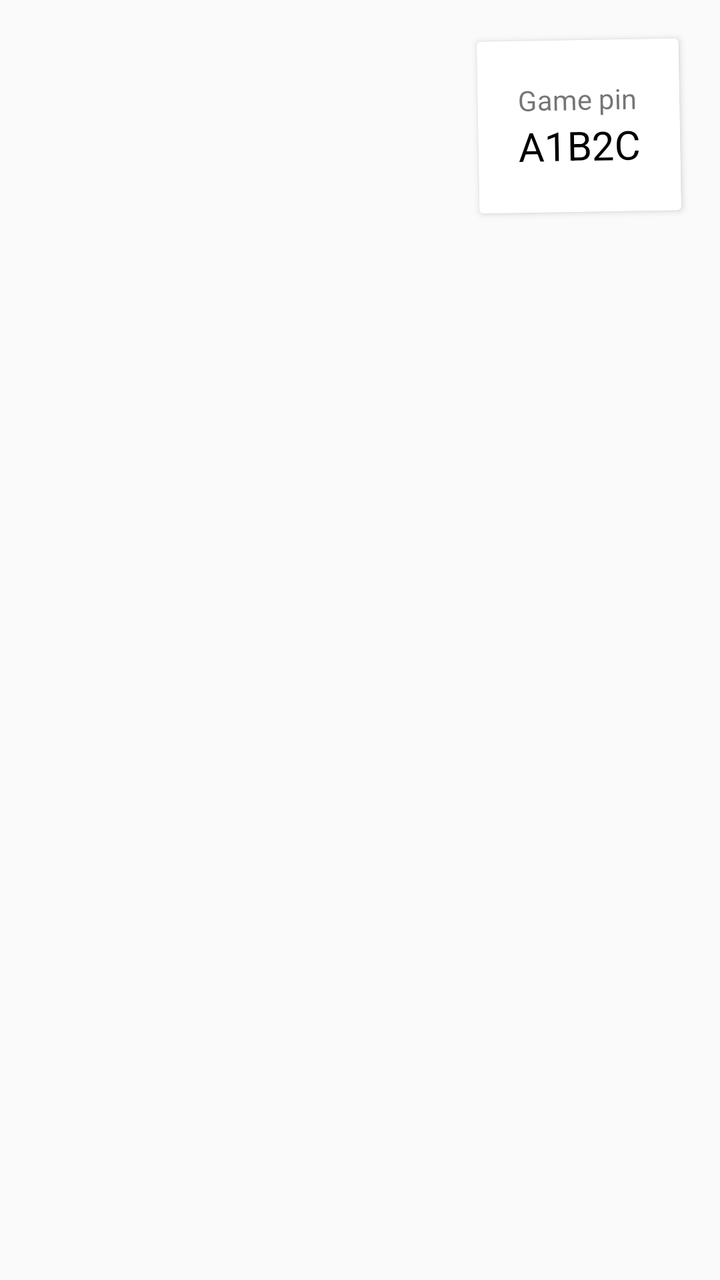
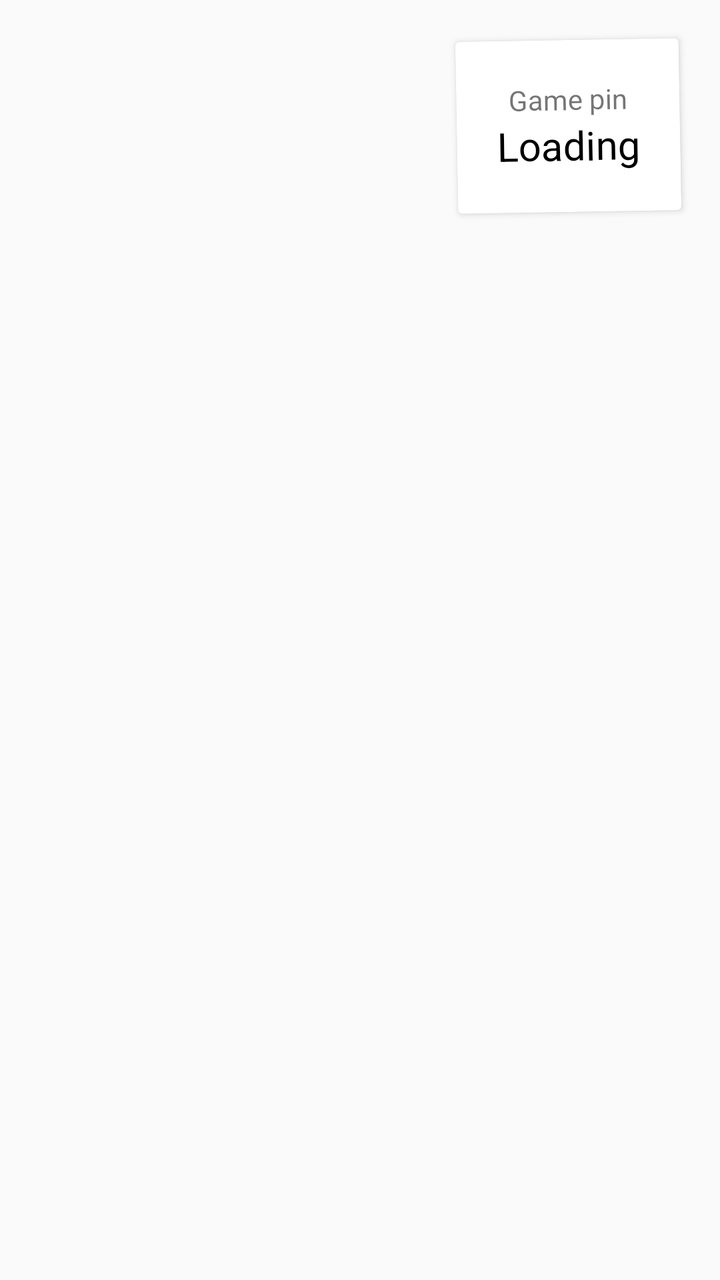

Screens rendered from an Android XML layout before and after an edit, with the pre-edit source and the edit as a unified diff.
<!-- AndroidManifest.xml: application theme AppTheme -->
<!-- res/layout/fragment_host_game.xml -->
<?xml version="1.0" encoding="utf-8"?>
<LinearLayout xmlns:android="http://schemas.android.com/apk/res/android"
    android:orientation="vertical" android:layout_width="match_parent"
    android:layout_height="match_parent">

    
    <LinearLayout
        android:layout_width="match_parent"
        android:layout_height="wrap_content"
        android:orientation="vertical">
        <android.support.v7.widget.CardView
            android:layout_width="wrap_content"
            android:layout_height="wrap_content"
            android:layout_gravity="right"
            android:layout_margin="20dp"
            android:rotation="-1">
            <LinearLayout
                android:layout_width="wrap_content"
                android:layout_height="wrap_content"
                android:orientation="vertical"
                android:layout_margin="20dp">
                <TextView
                    android:layout_width="wrap_content"
                    android:layout_height="wrap_content"
                    android:text="Game pin" />
                <TextView
                    android:layout_width="wrap_content"
                    android:layout_height="wrap_content"
                    android:text="A1B2C"
                    android:textColor="@android:color/black"
                    android:textSize="20dp" />
            </LinearLayout>
        </android.support.v7.widget.CardView>
    </LinearLayout>

    


    
    <LinearLayout
        android:layout_width="match_parent"
        android:layout_height="wrap_content"></LinearLayout>
</LinearLayout>
<!-- resources referenced by this layout -->
<resources>
  <style name="AppTheme" parent="Theme.AppCompat.Light.NoActionBar">
          
          <item name="colorPrimary">@color/colorPrimary</item>
          <item name="colorPrimaryDark">@color/colorPrimaryDark</item>
          <item name="colorAccent">@color/colorAccent</item>
      </style>
  <color name="colorPrimary">#3F51B5</color>
  <color name="colorPrimaryDark">#303F9F</color>
  <color name="colorAccent">#FF4081</color>
</resources>

<!-- the commit's change to res/layout/fragment_host_game.xml (unified diff, before → after) -->
@@ -22,11 +22,13 @@
                 <TextView
                     android:layout_width="wrap_content"
                     android:layout_height="wrap_content"
-                    android:text="Game pin" />
+                    android:text="Game pin"
+                    android:layout_gravity="center"/>
                 <TextView
                     android:layout_width="wrap_content"
                     android:layout_height="wrap_content"
-                    android:text="A1B2C"
+                    android:text="Loading"
+                    android:id="@+id/game_pin"
                     android:textColor="@android:color/black"
                     android:textSize="20dp" />
             </LinearLayout>
